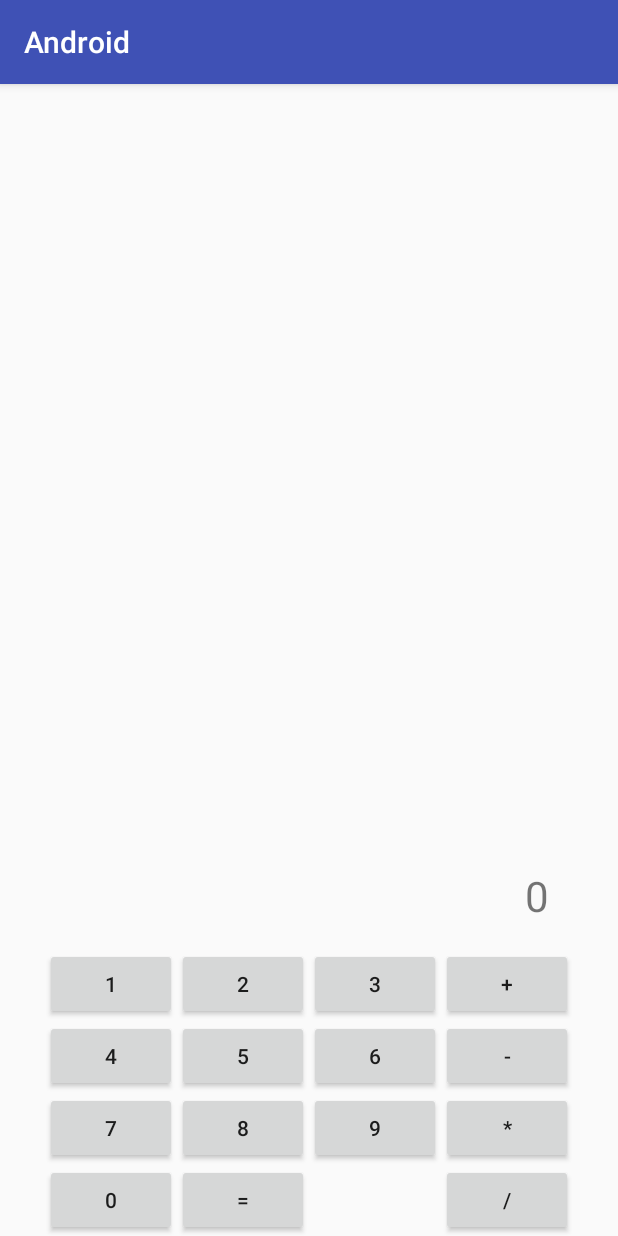
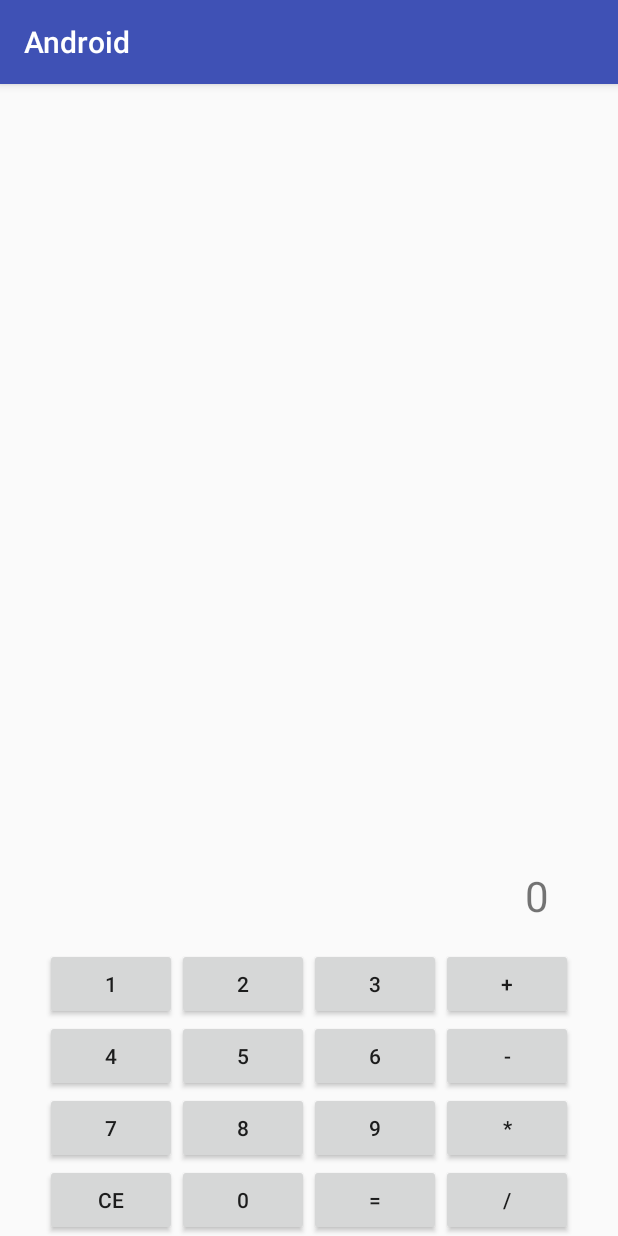
Before and after one commit to teovogelGL/MVPCalculator, an Android app: the screen it shows after launch (MainActivity), on a phone screen of 412 x 824 dp. Run offline under Robolectric (Android 15) with nearby library versions, the phone set to English and light mode, and no system bars; our stand-ins replace ButterKnife, RxJava.

Commit message:
Clear functionality

```diff
--- a/app/src/main/java/com/globant/counter/android/mvp/model/CalculatorModel.java
+++ b/app/src/main/java/com/globant/counter/android/mvp/model/CalculatorModel.java
@@ -34,4 +34,10 @@ public class CalculatorModel {
         return result;
     }
 
+    public void clear () {
+        x = 0;
+        y = 0;
+        operator = null;
+    }
+
 }
--- /dev/null
+++ b/app/src/main/java/com/globant/counter/android/util/bus/observers/ClearButtonBusObserver.java
@@ -0,0 +1,11 @@
+
+package com.globant.counter.android.util.bus.observers;
+
+public abstract class ClearButtonBusObserver extends BusObserver<ClearButtonBusObserver.ClearButton> {
+    public ClearButtonBusObserver() {
+        super(ClearButton.class);
+    }
+
+    public static class ClearButton {
+    }
+}
--- a/app/src/main/res/layout/activity_calculator.xml
+++ b/app/src/main/res/layout/activity_calculator.xml
@@ -84,6 +84,12 @@
                 android:text="9"/>
 
             <Button
+                android:id="@+id/clear_button"
+                android:layout_width="wrap_content"
+                android:layout_height="wrap_content"
+                android:text="CE" />
+
+            <Button
                 android:id="@+id/digit_zer_button"
                 android:layout_width="match_parent"
                 android:layout_height="wrap_content"
```
Also changed, not shown: app/src/main/java/com/globant/counter/android/mvp/presenter/CalculatorPresenter.java (+13 -0 lines), app/src/main/java/com/globant/counter/android/mvp/view/CalculatorView.java (+12 -1 lines).
